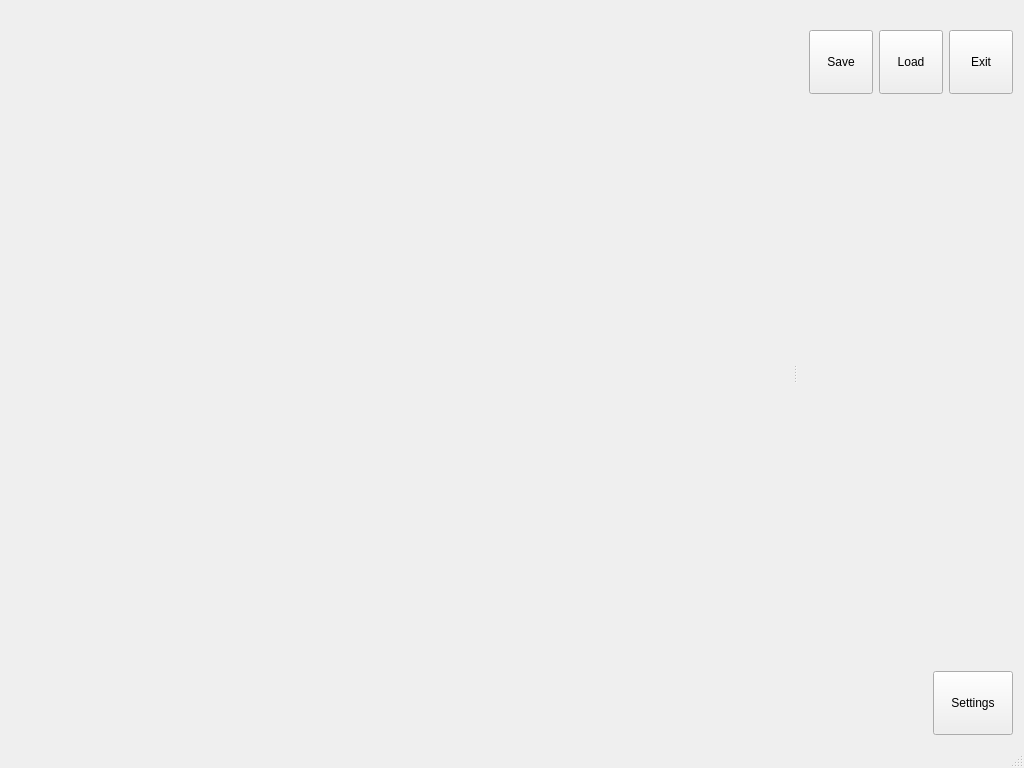
mishkoLitvin/L_Aries-progect, file mainwindow.ui: the form before one commit.
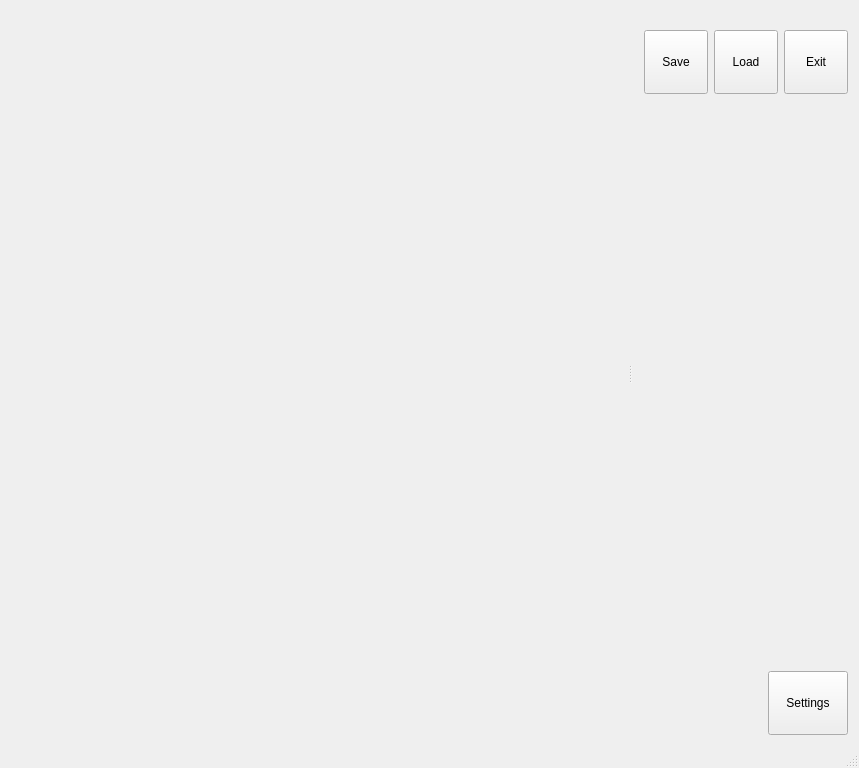
The form after the commit. Icons and pictures are not drawn.

Commit message:
Machine settings moved to General settings dialog
From indexer/lift settings to "General" tab of general settings.

What changed in the file:
```diff
--- a/mainwindow.ui
+++ b/mainwindow.ui
@@ -6,7 +6,7 @@
    <rect>
     <x>0</x>
     <y>0</y>
-    <width>1024</width>
+    <width>859</width>
     <height>768</height>
    </rect>
   </property>
@@ -85,7 +85,7 @@
     <number>2</number>
    </attribute>
    <widget class="QWidget" name="dockWidgetContents">
-    <layout class="QVBoxLayout" name="verticalLayout_2" stretch="1,20,1">
+    <layout class="QVBoxLayout" name="verticalLayout_2" stretch="1,0,0,0,1">
      <item>
       <layout class="QHBoxLayout" name="horizontalLayout_2">
        <item>
@@ -169,8 +169,6 @@
       </layout>
      </item>
      <item>
-      <layout class="QVBoxLayout" name="laySettingWidgets">
-       <item>
         <spacer name="verticalSpacer">
          <property name="orientation">
           <enum>Qt::Vertical</enum>
@@ -183,7 +181,21 @@
          </property>
         </spacer>
        </item>
-      </layout>
+     <item>
+      <layout class="QHBoxLayout" name="laySettingWidgets"/>
+     </item>
+     <item>
+      <spacer name="verticalSpacer_2">
+       <property name="orientation">
+        <enum>Qt::Vertical</enum>
+       </property>
+       <property name="sizeHint" stdset="0">
+        <size>
+         <width>20</width>
+         <height>40</height>
+        </size>
+       </property>
+      </spacer>
      </item>
      <item>
       <layout class="QHBoxLayout" name="horizontalLayout_3">
```
Left out of the diff: 4 changed lines with no effect on the pictures. Lines whose indentation alone changed are shown as unchanged. The commit also changes 7 other files.
